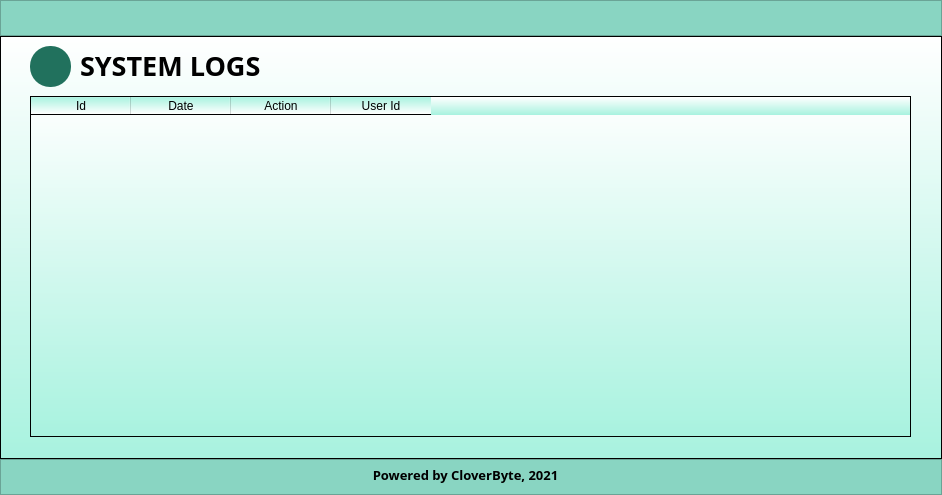
Above: system_log.ui from marcryangil/facemaskdetection before the change. Below: the same form after it.
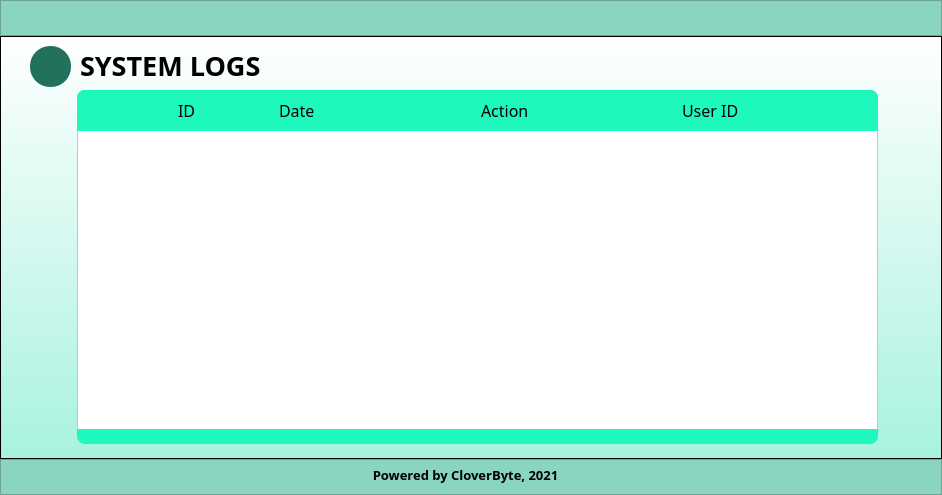
That is the form after the change. Icons and pictures are not drawn.

Commit message: Updated the Design in System Logs

```diff
--- a/system_log.ui
+++ b/system_log.ui
@@ -100,39 +100,6 @@
       <property name="frameShadow">
        <enum>QFrame::Raised</enum>
       </property>
-      <widget class="QTableWidget" name="tableWidget">
-       <property name="geometry">
-        <rect>
-         <x>30</x>
-         <y>60</y>
-         <width>881</width>
-         <height>341</height>
-        </rect>
-       </property>
-       <attribute name="verticalHeaderVisible">
-        <bool>false</bool>
-       </attribute>
-       <column>
-        <property name="text">
-         <string>Id</string>
-        </property>
-       </column>
-       <column>
-        <property name="text">
-         <string>Date</string>
-        </property>
-       </column>
-       <column>
-        <property name="text">
-         <string>Action</string>
-        </property>
-       </column>
-       <column>
-        <property name="text">
-         <string>User Id</string>
-        </property>
-       </column>
-      </widget>
       <widget class="QLabel" name="label_7">
        <property name="geometry">
         <rect>
@@ -211,6 +178,287 @@
         <bool>false</bool>
        </property>
       </widget>
+      <widget class="QTableWidget" name="tableWidget">
+       <property name="geometry">
+        <rect>
+         <x>77</x>
+         <y>74</y>
+         <width>801</width>
+         <height>321</height>
+        </rect>
+       </property>
+       <property name="font">
+        <font>
+         <family>Work Sans</family>
+         <pointsize>12</pointsize>
+        </font>
+       </property>
+       <property name="autoFillBackground">
+        <bool>false</bool>
+       </property>
+       <property name="styleSheet">
+        <string notr="true">
+
+QTableWidget{
+	color: rgb(90,90,90);
+	background-color: rgb(255,255,255);
+}
+
+QTableView::item{
+	border-bottom: 1px solid #696969;
+}</string>
+       </property>
+       <attribute name="horizontalHeaderStretchLastSection">
+        <bool>false</bool>
+       </attribute>
+       <attribute name="verticalHeaderVisible">
+        <bool>false</bool>
+       </attribute>
+       <column>
+        <property name="text">
+         <string>New Column</string>
+        </property>
+       </column>
+       <column>
+        <property name="text">
+         <string>New Column</string>
+        </property>
+       </column>
+       <column>
+        <property name="text">
+         <string>New Column</string>
+        </property>
+       </column>
+       <column>
+        <property name="text">
+         <string>New Column</string>
+        </property>
+       </column>
+      </widget>
+      <widget class="QFrame" name="frame_2">
+       <property name="geometry">
+        <rect>
+         <x>77</x>
+         <y>54</y>
+         <width>801</width>
+         <height>41</height>
+        </rect>
+       </property>
+       <property name="styleSheet">
+        <string notr="true">background-color: rgb(30, 248, 188);
+border: none;
+border-top-right-radius: 8px;
+border-top-left-radius: 8px;</string>
+       </property>
+       <property name="frameShape">
+        <enum>QFrame::StyledPanel</enum>
+       </property>
+       <property name="frameShadow">
+        <enum>QFrame::Raised</enum>
+       </property>
+       <widget class="QWidget" name="horizontalLayoutWidget">
+        <property name="geometry">
+         <rect>
+          <x>0</x>
+          <y>0</y>
+          <width>801</width>
+          <height>41</height>
+         </rect>
+        </property>
+        <layout class="QHBoxLayout" name="horizontalLayout_2">
+         <item>
+          <widget class="QLabel" name="label_14">
+           <property name="font">
+            <font>
+             <family>Work Sans Medium</family>
+             <pointsize>12</pointsize>
+             <weight>50</weight>
+             <bold>false</bold>
+            </font>
+           </property>
+           <property name="styleSheet">
+            <string notr="true">background-color: transparent;
+border: none;
+color: rgb(0, 0, 0);
+border-radius: 8px;</string>
+           </property>
+           <property name="text">
+            <string/>
+           </property>
+          </widget>
+         </item>
+         <item>
+          <widget class="QLabel" name="label_9">
+           <property name="font">
+            <font>
+             <family>Work Sans Medium</family>
+             <pointsize>12</pointsize>
+             <weight>50</weight>
+             <bold>false</bold>
+            </font>
+           </property>
+           <property name="styleSheet">
+            <string notr="true">background-color: transparent;
+border: none;
+color: rgb(0, 0, 0);
+border-radius: 8px;</string>
+           </property>
+           <property name="text">
+            <string>ID</string>
+           </property>
+          </widget>
+         </item>
+         <item>
+          <widget class="QLabel" name="label_15">
+           <property name="font">
+            <font>
+             <family>Work Sans Medium</family>
+             <pointsize>12</pointsize>
+             <weight>50</weight>
+             <bold>false</bold>
+            </font>
+           </property>
+           <property name="styleSheet">
+            <string notr="true">background-color: transparent;
+border: none;
+color: rgb(0, 0, 0);
+border-radius: 8px;</string>
+           </property>
+           <property name="text">
+            <string>Date</string>
+           </property>
+          </widget>
+         </item>
+         <item>
+          <widget class="QLabel" name="label_16">
+           <property name="font">
+            <font>
+             <family>Work Sans Medium</family>
+             <pointsize>12</pointsize>
+             <weight>50</weight>
+             <bold>false</bold>
+            </font>
+           </property>
+           <property name="styleSheet">
+            <string notr="true">background-color: transparent;
+border: none;
+color: rgb(0, 0, 0);
+border-radius: 8px;</string>
+           </property>
+           <property name="text">
+            <string/>
+           </property>
+          </widget>
+         </item>
+         <item>
+          <widget class="QLabel" name="label_17">
+           <property name="font">
+            <font>
+             <family>Work Sans Medium</family>
+             <pointsize>12</pointsize>
+             <weight>50</weight>
+             <bold>false</bold>
+            </font>
+           </property>
+           <property name="styleSheet">
+            <string notr="true">background-color: transparent;
+border: none;
+color: rgb(0, 0, 0);
+border-radius: 8px;</string>
+           </property>
+           <property name="text">
+            <string>Action</string>
+           </property>
+          </widget>
+         </item>
+         <item>
+          <widget class="QLabel" name="label_18">
+           <property name="font">
+            <font>
+             <family>Work Sans Medium</family>
+             <pointsize>12</pointsize>
+             <weight>50</weight>
+             <bold>false</bold>
+            </font>
+           </property>
+           <property name="styleSheet">
+            <string notr="true">background-color: transparent;
+border: none;
+color: rgb(0, 0, 0);
+border-radius: 8px;</string>
+           </property>
+           <property name="text">
+            <string/>
+           </property>
+          </widget>
+         </item>
+         <item>
+          <widget class="QLabel" name="label_19">
+           <property name="font">
+            <font>
+             <family>Work Sans Medium</family>
+             <pointsize>12</pointsize>
+             <weight>50</weight>
+             <bold>false</bold>
+            </font>
+           </property>
+           <property name="styleSheet">
+            <string notr="true">background-color: transparent;
+border: none;
+color: rgb(0, 0, 0);
+border-radius: 8px;</string>
+           </property>
+           <property name="text">
+            <string>User ID</string>
+           </property>
+          </widget>
+         </item>
+         <item>
+          <widget class="QLabel" name="label_22">
+           <property name="font">
+            <font>
+             <family>Work Sans Medium</family>
+             <pointsize>12</pointsize>
+             <weight>50</weight>
+             <bold>false</bold>
+            </font>
+           </property>
+           <property name="styleSheet">
+            <string notr="true">background-color: transparent;
+border: none;
+color: rgb(0, 0, 0);
+border-radius: 8px;</string>
+           </property>
+           <property name="text">
+            <string/>
+           </property>
+          </widget>
+         </item>
+        </layout>
+       </widget>
+      </widget>
+      <widget class="QFrame" name="frame_5">
+       <property name="geometry">
+        <rect>
+         <x>77</x>
+         <y>393</y>
+         <width>801</width>
+         <height>15</height>
+        </rect>
+       </property>
+       <property name="styleSheet">
+        <string notr="true">background-color: rgb(30, 248, 188);
+border: none;
+border-bottom-right-radius: 8px;
+border-bottom-left-radius: 8px;</string>
+       </property>
+       <property name="frameShape">
+        <enum>QFrame::StyledPanel</enum>
+       </property>
+       <property name="frameShadow">
+        <enum>QFrame::Raised</enum>
+       </property>
+      </widget>
      </widget>
     </item>
     <item>
```
The commit also changes 1 other file.
